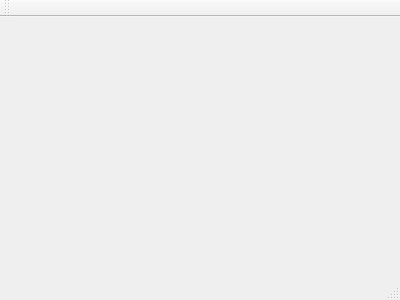
This is virshgui.ui in SteveCharleston/virsh-gui as Qt 5 draws it before an edit. The edited form follows.
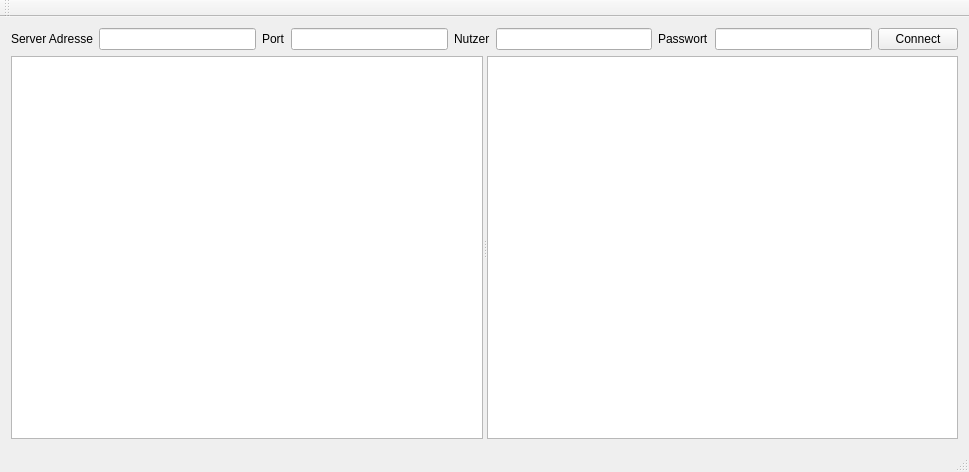
This is the edited form.

Diff of the .ui file:
```diff
--- a/virshgui.ui
+++ b/virshgui.ui
@@ -1,24 +1,119 @@
 <ui version="4.0">
  <class>VirshGui</class>
- <widget class="QMainWindow" name="VirshGui" >
-  <property name="geometry" >
+ <widget class="QMainWindow" name="VirshGui">
+  <property name="geometry">
    <rect>
     <x>0</x>
     <y>0</y>
-    <width>400</width>
-    <height>300</height>
+    <width>969</width>
+    <height>472</height>
    </rect>
   </property>
   <property name="windowTitle" >
    <string>VirshGui</string>
   </property>
-  <widget class="QMenuBar" name="menuBar" />
-  <widget class="QToolBar" name="mainToolBar" />
-  <widget class="QWidget" name="centralWidget" />
-  <widget class="QStatusBar" name="statusBar" />
+  <widget class="QWidget" name="centralWidget">
+   <layout class="QVBoxLayout" name="verticalLayout">
+    <item>
+     <layout class="QHBoxLayout" name="horizontalLayout">
+      <item>
+       <widget class="QLabel" name="serverAddrLabel">
+        <property name="text">
+         <string>Server Adresse</string>
+        </property>
+       </widget>
+      </item>
+      <item>
+       <widget class="QLineEdit" name="hostEdit"/>
+      </item>
+      <item>
+       <widget class="QLabel" name="portLabel">
+        <property name="text">
+         <string>Port</string>
+        </property>
+       </widget>
+      </item>
+      <item>
+       <widget class="QLineEdit" name="portEdit"/>
+      </item>
+      <item>
+       <widget class="QLabel" name="userLabel">
+        <property name="text">
+         <string>Nutzer</string>
+        </property>
+       </widget>
+      </item>
+      <item>
+       <widget class="QLineEdit" name="userEdit"/>
+      </item>
+      <item>
+       <widget class="QLabel" name="passwordLabel">
+        <property name="text">
+         <string>Passwort</string>
+        </property>
+       </widget>
+      </item>
+      <item>
+       <widget class="QLineEdit" name="passwordEdit">
+        <property name="echoMode">
+         <enum>QLineEdit::Password</enum>
+        </property>
+       </widget>
+      </item>
+      <item>
+       <widget class="QPushButton" name="connectButton">
+        <property name="text">
+         <string>Connect</string>
+        </property>
+       </widget>
+      </item>
+     </layout>
+    </item>
+    <item>
+     <widget class="QSplitter" name="splitter">
+      <property name="sizePolicy">
+       <sizepolicy hsizetype="Minimum" vsizetype="Preferred">
+        <horstretch>0</horstretch>
+        <verstretch>0</verstretch>
+       </sizepolicy>
+      </property>
+      <property name="orientation">
+       <enum>Qt::Horizontal</enum>
+      </property>
+      <widget class="QTableView" name="vmListTable">
+       <property name="sizePolicy">
+        <sizepolicy hsizetype="Minimum" vsizetype="Minimum">
+         <horstretch>0</horstretch>
+         <verstretch>0</verstretch>
+        </sizepolicy>
+       </property>
+      </widget>
+      <widget class="QTextBrowser" name="vmInfoText"/>
+     </widget>
+    </item>
+   </layout>
+  </widget>
+  <widget class="QMenuBar" name="menuBar">
+   <property name="geometry">
+    <rect>
+     <x>0</x>
+     <y>0</y>
+     <width>969</width>
+     <height>25</height>
+    </rect>
+   </property>
+  </widget>
+  <widget class="QToolBar" name="mainToolBar">
+   <attribute name="toolBarArea">
+    <enum>TopToolBarArea</enum>
+   </attribute>
+   <attribute name="toolBarBreak">
+    <bool>false</bool>
+   </attribute>
+  </widget>
+  <widget class="QStatusBar" name="statusBar"/>
  </widget>
- <layoutDefault spacing="6" margin="11" />
- <pixmapfunction></pixmapfunction>
+ <layoutdefault spacing="6" margin="11"/>
  <resources/>
  <connections/>
 </ui>
```
Left out of the diff: 3 changed lines with no effect on the pictures.
